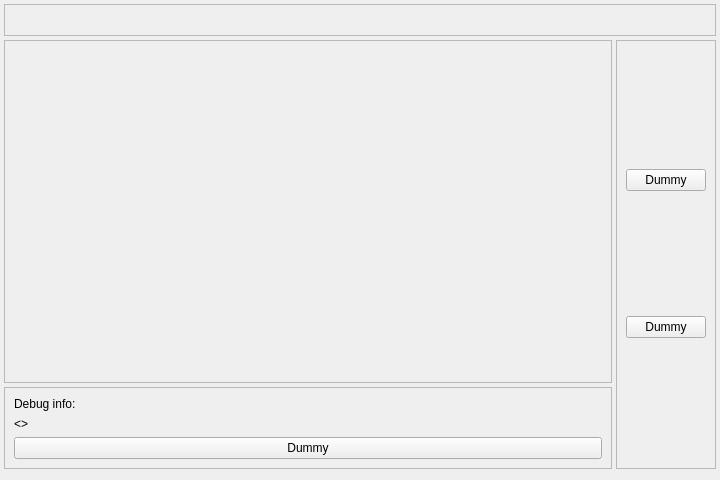
First picture: the form in Chaturaji/src/view/mainwindow.ui, repository MathiasHouwen/FIIW_projects_bachelor, before the edit.
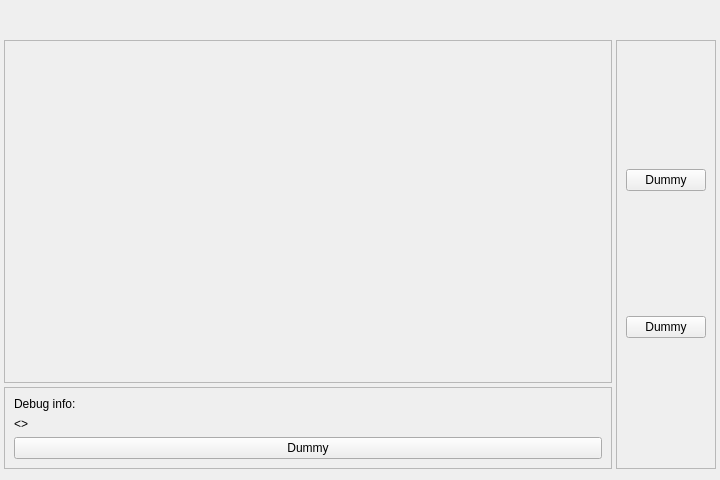
Second picture: the form after the edit.

Commit message: Added load en save buttons to the topbar + signals

What changed in the file:
```diff
--- a/Chaturaji/src/view/mainwindow.ui
+++ b/Chaturaji/src/view/mainwindow.ui
@@ -42,7 +42,7 @@
     <number>4</number>
    </property>
    <item>
-    <widget class="QFrame" name="topBar">
+    <widget class="QWidget" name="topBar" native="true">
      <property name="sizePolicy">
       <sizepolicy hsizetype="Expanding" vsizetype="Fixed">
        <horstretch>0</horstretch>
@@ -55,12 +55,6 @@
        <height>32</height>
       </size>
      </property>
-     <property name="frameShape">
-      <enum>QFrame::Shape::StyledPanel</enum>
-     </property>
-     <property name="frameShadow">
-      <enum>QFrame::Shadow::Raised</enum>
-     </property>
     </widget>
    </item>
    <item>
```
The commit also changes 4 other files.
